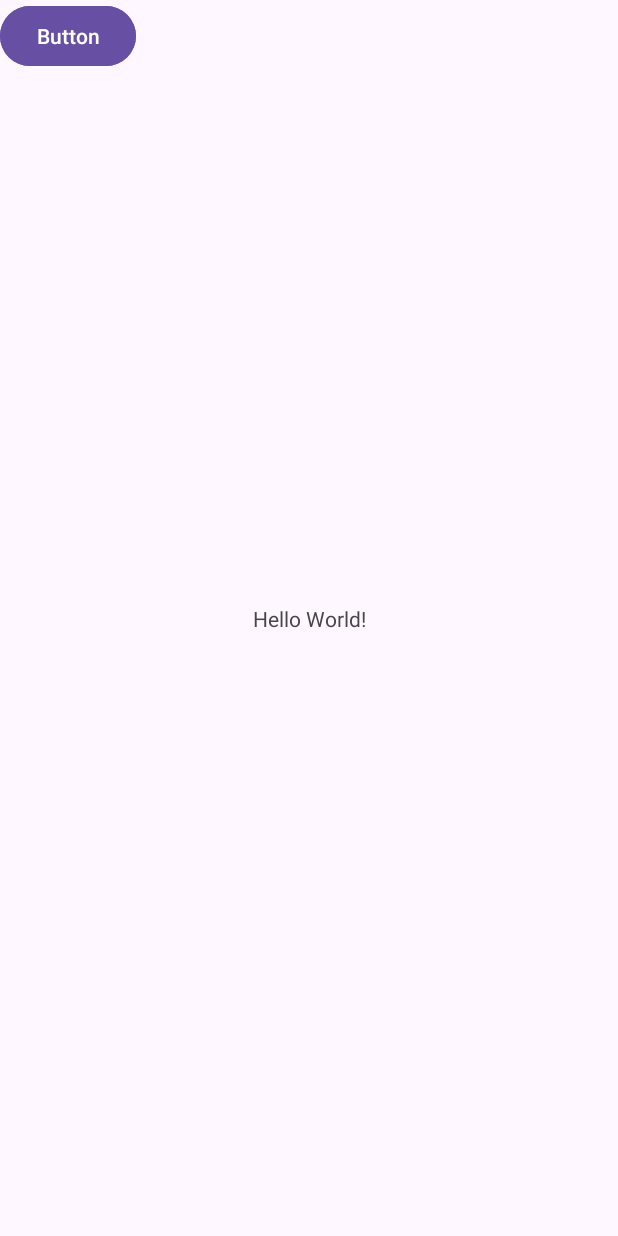
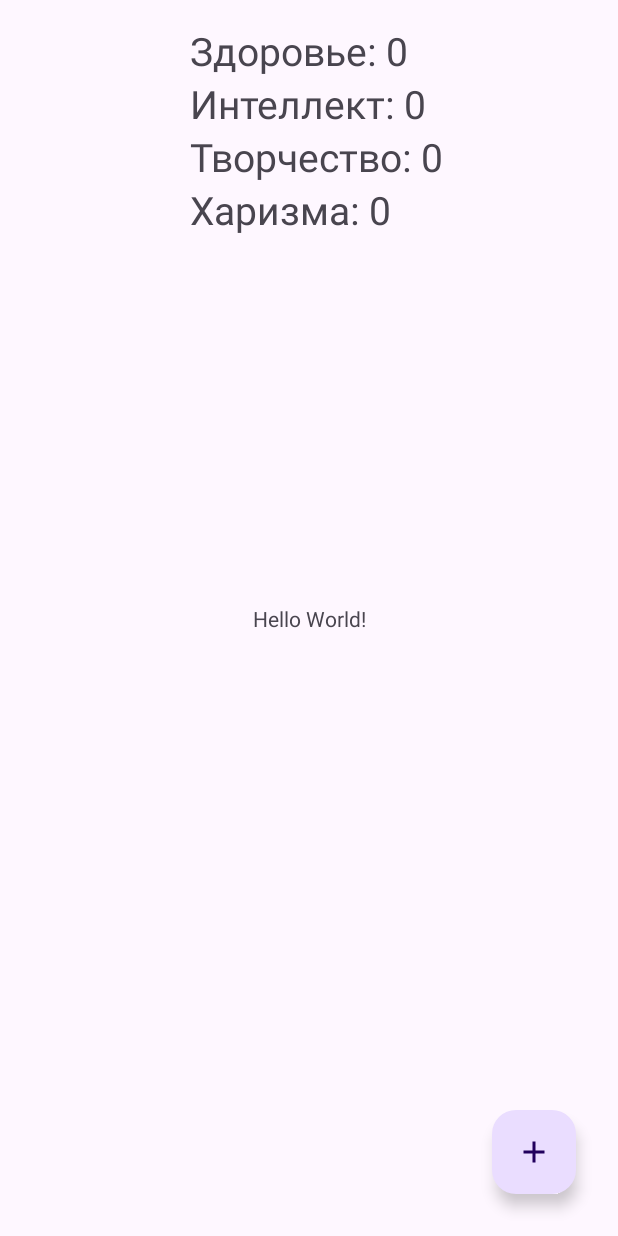
Before and after one commit to alphbta/Habit-Forge-app, an Android app: the screen it shows after launch (MainActivity), on a phone screen of 412 x 824 dp. Run offline under Robolectric (Android 15) with nearby library versions, the light colour scheme and no system bars.

Commit message:
-added vector icon, class for database, object for user's stats with SharedPreferences -edited MainActivity and its xml for seeing results in stats' functions

```diff
--- /dev/null
+++ b/app/src/main/java/com/alphbta/habitforge/DbHelper.kt
@@ -0,0 +1,18 @@
+package com.alphbta.habitforge
+
+import android.content.Context
+import android.database.sqlite.SQLiteDatabase
+import android.database.sqlite.SQLiteOpenHelper
+
+class DbHelper(val context: Context, val factory: SQLiteDatabase.CursorFactory?) :
+    SQLiteOpenHelper(context, "habitForgeDB", factory, 1) {
+
+    override fun onCreate(db: SQLiteDatabase?) {
+        TODO("Not yet implemented")
+    }
+
+    override fun onUpgrade(db: SQLiteDatabase?, oldVersion: Int, newVersion: Int) {
+        TODO("Not yet implemented")
+    }
+
+}
--- a/app/src/main/java/com/alphbta/habitforge/MainActivity.kt
+++ b/app/src/main/java/com/alphbta/habitforge/MainActivity.kt
@@ -1,20 +1,50 @@
 package com.alphbta.habitforge
 
 import android.os.Bundle
-import androidx.activity.enableEdgeToEdge
+import android.widget.TextView
+import android.widget.Toast
 import androidx.appcompat.app.AppCompatActivity
-import androidx.core.view.ViewCompat
-import androidx.core.view.WindowInsetsCompat
+import com.google.android.material.floatingactionbutton.FloatingActionButton
 
 class MainActivity : AppCompatActivity() {
+    private lateinit var humanHealthText: TextView
+    private lateinit var intelligenceText: TextView
+    private lateinit var creativityText: TextView
+    private lateinit var charismaText: TextView
+
     override fun onCreate(savedInstanceState: Bundle?) {
         super.onCreate(savedInstanceState)
-        enableEdgeToEdge()
         setContentView(R.layout.activity_main)
-        ViewCompat.setOnApplyWindowInsetsListener(findViewById(R.id.main)) { v, insets ->
-            val systemBars = insets.getInsets(WindowInsetsCompat.Type.systemBars())
-            v.setPadding(systemBars.left, systemBars.top, systemBars.right, systemBars.bottom)
-            insets
+
+        val tempButton: FloatingActionButton = findViewById(R.id.tempButton)
+        humanHealthText = findViewById(R.id.humanHealth)
+        intelligenceText = findViewById(R.id.intelligence)
+        creativityText = findViewById(R.id.creativity)
+        charismaText = findViewById(R.id.charisma)
+        updateAllTexts()
+
+        tempButton.setOnClickListener {
+            val statNumber = (0..3).random()
+            when (statNumber) {
+                0 -> StatsManager.addToStat(this, "human_health")
+                1 -> StatsManager.addToStat(this, "intelligence")
+                2 -> StatsManager.addToStat(this, "creativity")
+                3 -> StatsManager.addToStat(this, "charisma")
+                else -> Toast.makeText(
+                    this,
+                    "Something went wrong with adding to stat",
+                    Toast.LENGTH_LONG
+                ).show()
+            }
+            updateAllTexts()
         }
     }
+
+    private fun updateAllTexts() {
+        val stats = StatsManager.getAllStats(this)
+        humanHealthText.text = "Здоровье: ${stats["human_health"]}"
+        intelligenceText.text = "Интеллект: ${stats["intelligence"]}"
+        creativityText.text = "Творчество: ${stats["creativity"]}"
+        charismaText.text = "Харизма: ${stats["charisma"]}"
+    }
 }
--- /dev/null
+++ b/app/src/main/java/com/alphbta/habitforge/StatsManager.kt
@@ -0,0 +1,33 @@
+package com.alphbta.habitforge
+
+import android.content.Context
+
+object StatsManager {
+    private const val PREF_NAME = "userStats"
+
+    fun getStat(context: Context, key: String): Int {
+        val prefs = context.getSharedPreferences(PREF_NAME, Context.MODE_PRIVATE)
+        return prefs.getInt(key, 0)
+    }
+
+    private fun setStat(context: Context, key: String, value: Int) {
+        val prefs = context.getSharedPreferences(PREF_NAME, Context.MODE_PRIVATE)
+        prefs.edit().putInt(key, value).apply()
+    }
+
+    fun addToStat(context: Context, key: String, value: Int = 1) {
+        val current = getStat(context, key)
+        setStat(context, key, current + value)
+    }
+
+    fun getAllStats(context: Context): Map<String, Int> {
+        val prefs = context.getSharedPreferences(PREF_NAME, Context.MODE_PRIVATE)
+        return mapOf(
+            "hp" to prefs.getInt("hp", 50),
+            "human_health" to prefs.getInt("human_health", 0),
+            "intelligence" to prefs.getInt("intelligence", 0),
+            "creativity" to prefs.getInt("creativity", 0),
+            "charisma" to prefs.getInt("charisma", 0)
+        )
+    }
+}
--- /dev/null
+++ b/app/src/main/res/drawable/ic_add.xml
@@ -0,0 +1,5 @@
+<vector xmlns:android="http://schemas.android.com/apk/res/android" android:height="24dp" android:tint="#FFFFFF" android:viewportHeight="24" android:viewportWidth="24" android:width="24dp">
+
+    <path android:fillColor="@android:color/white" android:pathData="M19,13h-6v6h-2v-6H5v-2h6V5h2v6h6v2z"/>
+
+</vector>
--- a/app/src/main/res/layout/activity_main.xml
+++ b/app/src/main/res/layout/activity_main.xml
@@ -16,20 +16,64 @@
       app:layout_constraintEnd_toEndOf="parent"
       app:layout_constraintTop_toTopOf="parent" />
 
-    <Button
-        android:id="@+id/button"
+    <com.google.android.material.floatingactionbutton.FloatingActionButton
+        android:id="@+id/tempButton"
         android:layout_width="wrap_content"
         android:layout_height="wrap_content"
-        android:text="Button"
-        tools:layout_editor_absoluteX="178dp"
-        tools:layout_editor_absoluteY="145dp" />
+        android:layout_marginEnd="28dp"
+        android:layout_marginBottom="28dp"
+        android:clickable="true"
+        android:focusable="true"
+        app:layout_constraintBottom_toBottomOf="parent"
+        app:layout_constraintEnd_toEndOf="parent"
+        app:srcCompat="@drawable/ic_add" />
 
-    <Button
-        android:id="@+id/button2"
+    <LinearLayout
         android:layout_width="wrap_content"
         android:layout_height="wrap_content"
-        android:text="Button"
-        tools:layout_editor_absoluteX="155dp"
-        tools:layout_editor_absoluteY="239dp" />
+        android:orientation="vertical"
+        tools:layout_editor_absoluteX="1dp"
+        tools:layout_editor_absoluteY="1dp"
+        app:layout_constraintTop_toTopOf="parent"
+        app:layout_constraintStart_toStartOf="parent"
+        app:layout_constraintEnd_toEndOf="parent"
+        android:layout_marginTop="16dp">
+
+        <TextView
+            android:id="@+id/humanHealth"
+            android:layout_width="wrap_content"
+            android:layout_height="wrap_content"
+            android:layout_weight="1"
+            android:text="Здоровье: 0"
+            android:textSize="26sp"
+            android:layout_marginStart="10dp"/>
+
+        <TextView
+            android:id="@+id/intelligence"
+            android:layout_width="wrap_content"
+            android:layout_height="wrap_content"
+            android:layout_weight="1"
+            android:layout_marginStart="10dp"
+            android:text="Интеллект: 0"
+            android:textSize="26sp"/>
+
+        <TextView
+            android:id="@+id/creativity"
+            android:layout_width="wrap_content"
+            android:layout_height="wrap_content"
+            android:layout_weight="1"
+            android:layout_marginStart="10dp"
+            android:text="Творчество: 0"
+            android:textSize="26sp"/>
+
+        <TextView
+            android:id="@+id/charisma"
+            android:layout_width="wrap_content"
+            android:layout_height="wrap_content"
+            android:layout_weight="1"
+            android:layout_marginStart="10dp"
+            android:text="Харизма: 0"
+            android:textSize="26sp"/>
+    </LinearLayout>
 
 </androidx.constraintlayout.widget.ConstraintLayout>
```
